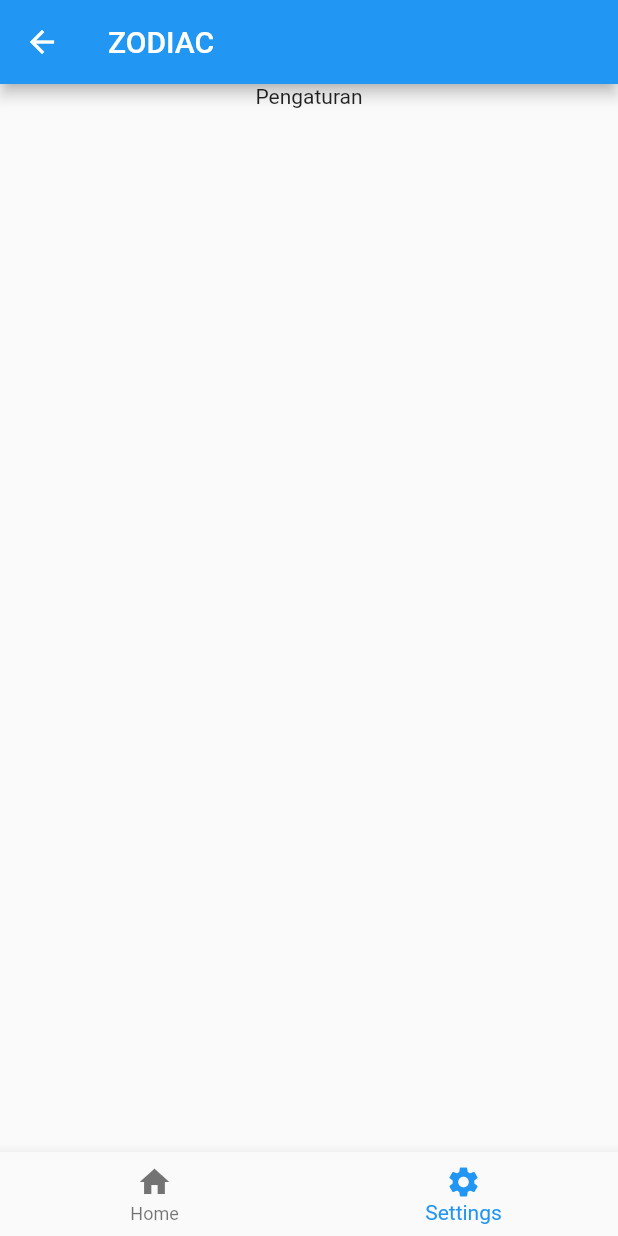
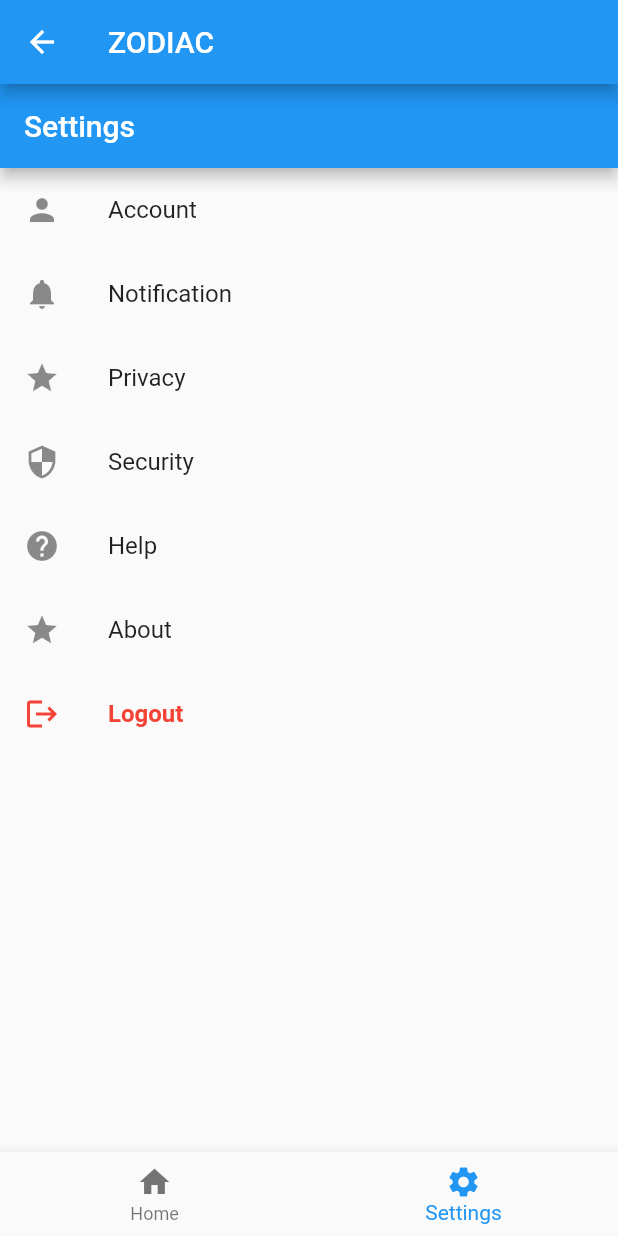
Before and after one commit to Djuni06/navigation, a Flutter app: the HomePage screen opened directly, item 2 of the bottom bar chosen, on a phone screen of 412 x 824 dp. Run offline on Flutter 3.47's test engine with Material 2 defaults, Android fonts, the phone set to English and light mode, and no system bars.

Commit message:
tambah fitur row

```diff
--- a/lib/pages/settings.dart
+++ b/lib/pages/settings.dart
@@ -3,11 +3,64 @@ import 'package:flutter/material.dart';
 
 class SettingsPage extends StatelessWidget {
   @override
-  Widget build(BuildContext build) {
-    return Column(
-      crossAxisAlignment: CrossAxisAlignment.center,
-      children: [Text("Pengaturan"),
-      ],
+  Widget build(BuildContext context) {
+    return MaterialApp(
+      debugShowCheckedModeBanner: false,
+      title: 'ListViews',
+      // theme: ThemeData(
+      //   primarySwatch: Colors.teal,
+      // ),
+      home: Scaffold(
+        appBar: AppBar(title: Text('Settings')),
+        body: BodyLayout(),
+      ),
     );
   }
 }
+
+class BodyLayout extends StatelessWidget {
+  @override
+  Widget build(BuildContext context) {
+    return _myListView(context);
+  }
+}
+
+Widget _myListView(BuildContext context) {
+  return ListView(
+    children: <Widget>[
+      ListTile(
+        leading: Icon(Icons.person),
+        title: Text('Account'),
+      ),
+      ListTile(
+        leading: Icon(Icons.notifications),
+        title: Text('Notification'),
+      ),
+      ListTile(
+        leading: Icon(Icons.star),
+        title: Text('Privacy'),
+      ),
+      ListTile(
+        leading: Icon(Icons.security),
+        title: Text('Security'),
+      ),
+      ListTile(
+        leading: Icon(Icons.help),
+        title: Text('Help'),
+      ),
+      ListTile(
+        leading: Icon(Icons.star),
+        title: Text('About'),
+      ),
+      ListTile(
+          leading: Icon(
+            Icons.logout,
+            color: Colors.red,
+          ),
+          title: Text(
+            'Logout',
+            style: TextStyle(color: Colors.red, fontWeight: FontWeight.bold),
+          )),
+    ],
+  );
+}
```
Also changed, not shown: lib/main.dart (+38 -45 lines).
